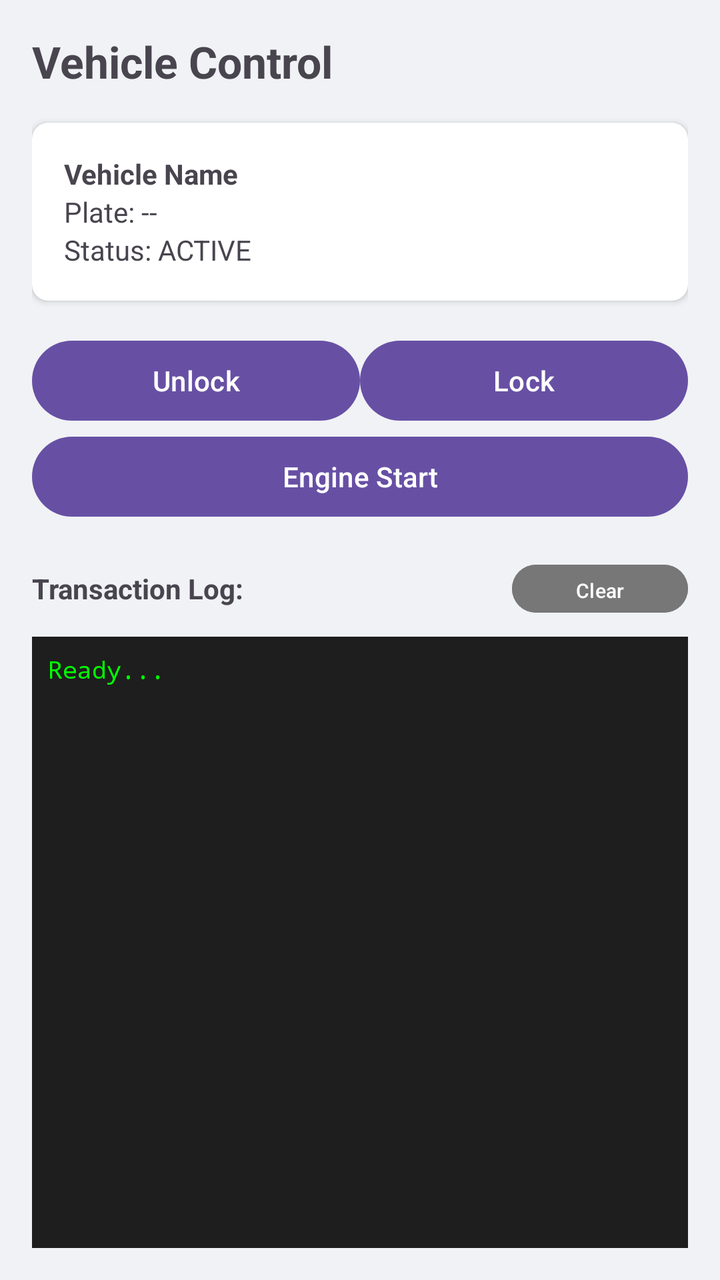
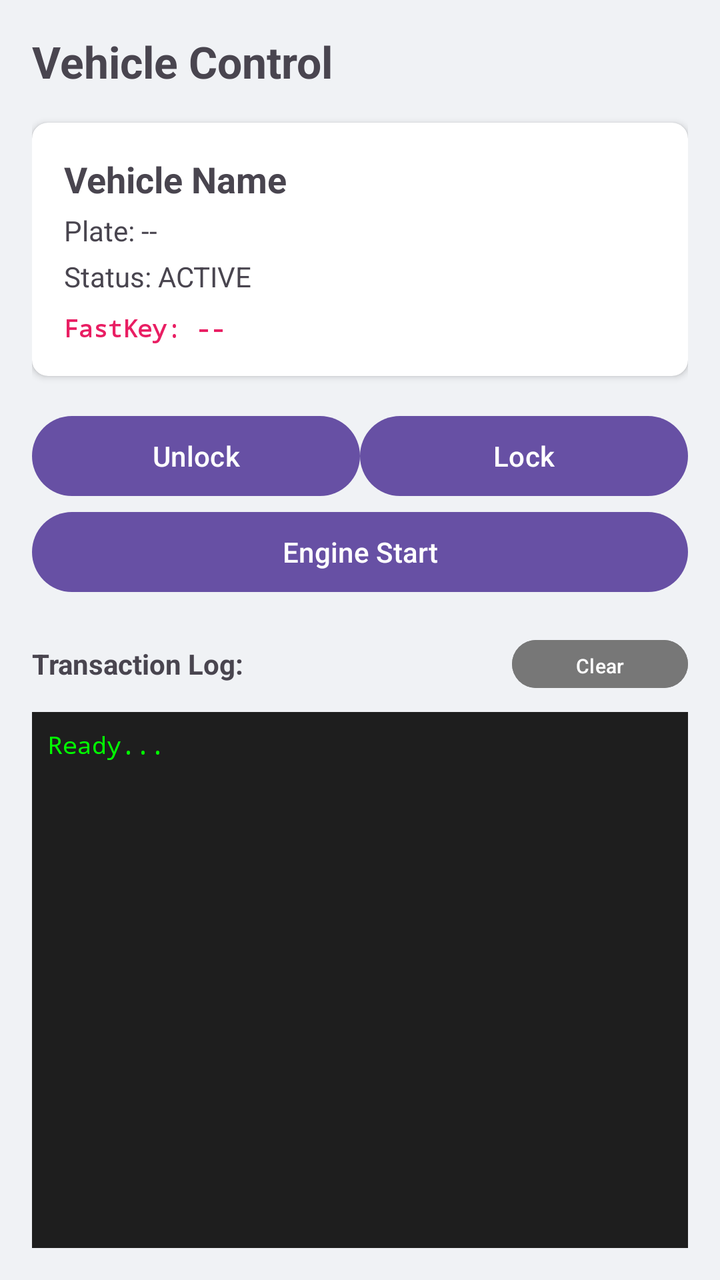

Compare the two renders of this Android layout. The source of the first and the diff that turns it into the second are given below.
<!-- AndroidManifest.xml: application theme Theme._100_BasicCrypto -->
<!-- res/layout/activity_control.xml -->
<?xml version="1.0" encoding="utf-8"?>
<LinearLayout xmlns:android="http://schemas.android.com/apk/res/android"
    xmlns:app="http://schemas.android.com/apk/res-auto"
    android:layout_width="match_parent"
    android:layout_height="match_parent"
    android:orientation="vertical"
    android:padding="16dp"
    android:background="#F0F2F5"
    android:fitsSystemWindows="true">

    <TextView
        android:id="@+id/tv_control_title"
        android:layout_width="wrap_content"
        android:layout_height="wrap_content"
        android:text="Vehicle Control"
        android:textSize="22sp"
        android:textStyle="bold" />

    <androidx.cardview.widget.CardView
        android:layout_width="match_parent"
        android:layout_height="wrap_content"
        android:layout_marginTop="16dp"
        android:layout_marginBottom="16dp"
        app:cardCornerRadius="8dp">

        <LinearLayout
            android:layout_width="match_parent"
            android:layout_height="wrap_content"
            android:orientation="vertical"
            android:padding="16dp">

            <TextView
                android:id="@+id/tv_detail_name"
                android:layout_width="wrap_content"
                android:layout_height="wrap_content"
                android:text="Vehicle Name"
                android:textStyle="bold" />

            <TextView
                android:id="@+id/tv_detail_plate"
                android:layout_width="wrap_content"
                android:layout_height="wrap_content"
                android:text="Plate: --" />

            <TextView
                android:id="@+id/tv_detail_status"
                android:layout_width="wrap_content"
                android:layout_height="wrap_content"
                android:text="Status: ACTIVE" />
        </LinearLayout>
    </androidx.cardview.widget.CardView>

    <GridLayout
        android:layout_width="match_parent"
        android:layout_height="wrap_content"
        android:columnCount="2"
        android:rowCount="2"
        android:alignmentMode="alignMargins">

        <Button
            android:id="@+id/btn_control_unlock"
            android:layout_width="0dp"
            android:layout_columnWeight="1"
            android:text="Unlock" />

        <Button
            android:id="@+id/btn_control_lock"
            android:layout_width="0dp"
            android:layout_columnWeight="1"
            android:text="Lock" />

        <Button
            android:id="@+id/btn_control_start"
            android:layout_width="match_parent"
            android:layout_rowWeight="1"
            android:layout_columnSpan="2"
            android:text="Engine Start" />
    </GridLayout>

    <RelativeLayout
        android:layout_width="match_parent"
        android:layout_height="wrap_content"
        android:layout_marginTop="16dp">

        <TextView
            android:layout_width="wrap_content"
            android:layout_height="wrap_content"
            android:text="Transaction Log:"
            android:textStyle="bold"
            android:layout_centerVertical="true"/>

        <Button
            android:id="@+id/btn_clear_control_log"
            android:layout_width="wrap_content"
            android:layout_height="32dp"
            android:layout_alignParentEnd="true"
            android:backgroundTint="#777777"
            android:text="Clear"
            android:textSize="10sp"
            android:paddingHorizontal="8dp" />
    </RelativeLayout>

    <ScrollView
        android:layout_width="match_parent"
        android:layout_height="0dp"
        android:layout_weight="1"
        android:background="#1E1E1E"
        android:layout_marginTop="8dp"
        android:padding="8dp">

        <TextView
            android:id="@+id/tv_control_log"
            android:layout_width="match_parent"
            android:layout_height="wrap_content"
            android:fontFamily="monospace"
            android:text="Ready..."
            android:textColor="#00FF00"
            android:textSize="12sp" />
    </ScrollView>

</LinearLayout>
<!-- resources referenced by this layout -->
<resources>
  <style name="Theme._100_BasicCrypto" parent="Base.Theme._100_BasicCrypto" />
  <style name="Base.Theme._100_BasicCrypto" parent="Theme.Material3.DayNight.NoActionBar">
          
          
      </style>
</resources>

<!-- the commit's change to res/layout/activity_control.xml (unified diff, before → after) -->
@@ -34,19 +34,33 @@
                 android:layout_width="wrap_content"
                 android:layout_height="wrap_content"
                 android:text="Vehicle Name"
+                android:textSize="18sp"
                 android:textStyle="bold" />
 
             <TextView
                 android:id="@+id/tv_detail_plate"
                 android:layout_width="wrap_content"
                 android:layout_height="wrap_content"
-                android:text="Plate: --" />
+                android:text="Plate: --"
+                android:layout_marginTop="4dp" />
 
             <TextView
                 android:id="@+id/tv_detail_status"
                 android:layout_width="wrap_content"
                 android:layout_height="wrap_content"
-                android:text="Status: ACTIVE" />
+                android:text="Status: ACTIVE"
+                android:layout_marginTop="4dp" />
+
+            <TextView
+                android:id="@+id/tv_detail_fastkey"
+                android:layout_width="wrap_content"
+                android:layout_height="wrap_content"
+                android:text="FastKey: --"
+                android:layout_marginTop="8dp"
+                android:fontFamily="monospace"
+                android:textColor="#E91E63"
+                android:textStyle="bold"
+                android:textSize="12sp" />
         </LinearLayout>
     </androidx.cardview.widget.CardView>
 
